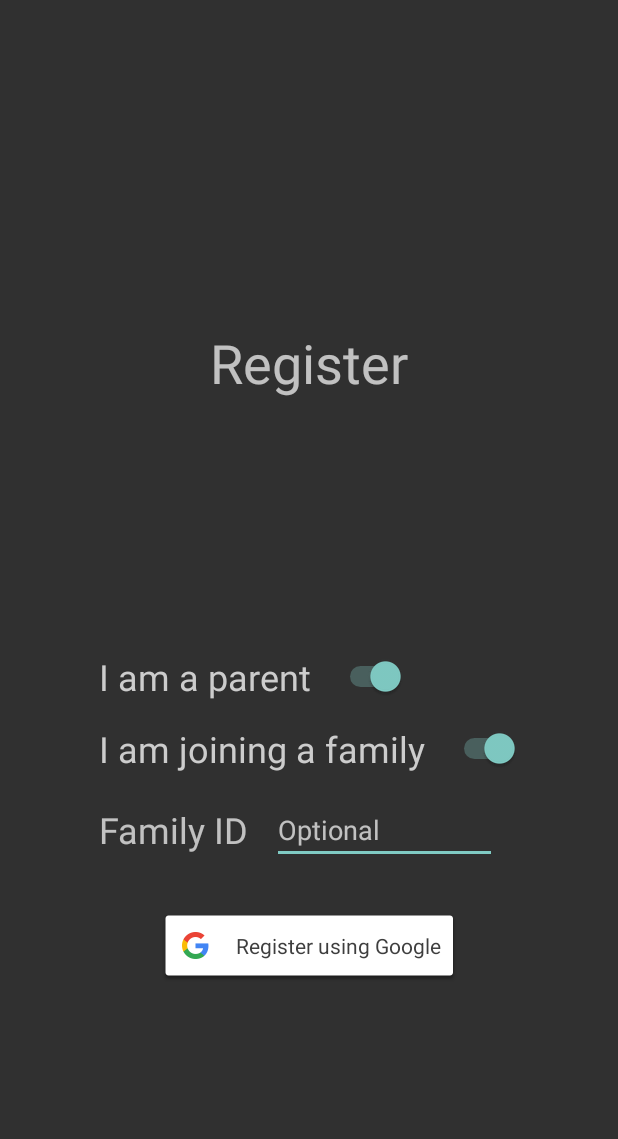
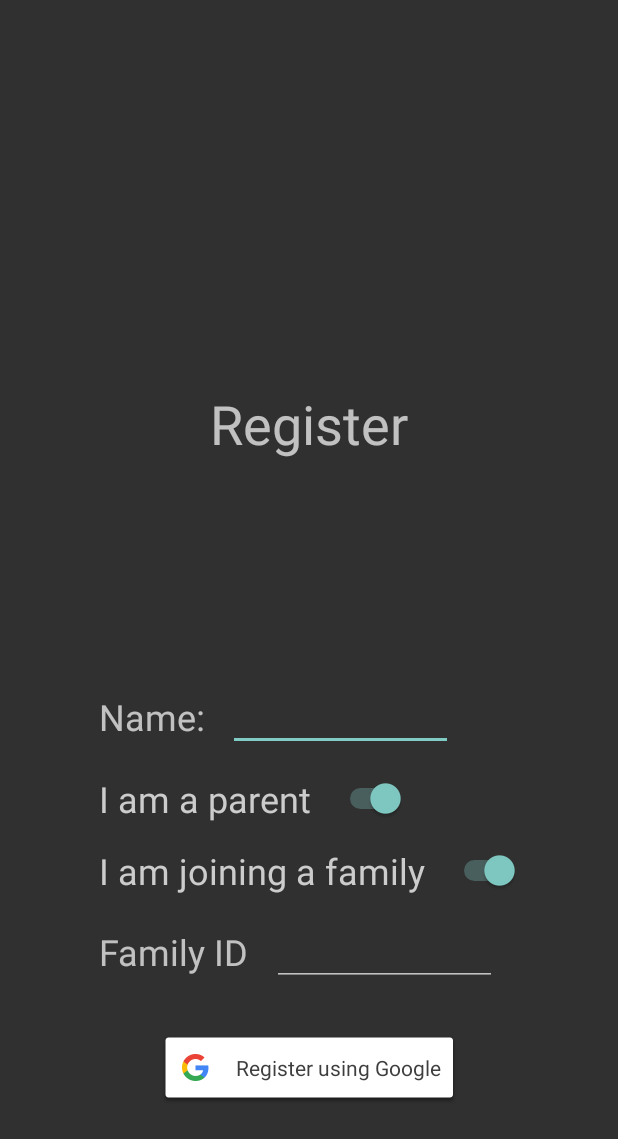
Before and after one commit to jhwblender/Homeschoolr, an Android app: the screen it shows after launch (RegisterActivity), after a tap on "Register", on a phone screen of 412 x 824 dp. Shown: the top 1139 px of the screen. Run offline under Robolectric (Android 15) with nearby library versions, the phone set to English and light mode, and no system bars; our stand-ins replace Firebase (no records; nobody signed in at launch, a user with empty details on screens opened directly); Roboto replaces fonts that are not available here; 1 other tap on this screen came first.

Commit message:
- Added database flexibility - Added the ability to add a user if creating new family - Added more functions (loadingView and GoToActivity)

```diff
--- a/app/src/main/java/com/EventHorizon/homeschoolr/DatabaseListener.java
+++ b/app/src/main/java/com/EventHorizon/homeschoolr/DatabaseListener.java
@@ -3,6 +3,7 @@ package com.EventHorizon.homeschoolr;
 import com.google.android.gms.tasks.Task;
 import com.google.firebase.firestore.DocumentSnapshot;
 
-public interface DatabaseListener {
-    public void onDatabaseResult(DatabaseTask taskName, Task<DocumentSnapshot> task);
+public interface DatabaseListener{
+    public void onDatabaseResultR(DatabaseTask taskName, Task<DocumentSnapshot> task);
+    public void onDatabaseResultW(DatabaseTask taskName, Task<Void> task);
 }
--- a/app/src/main/java/com/EventHorizon/homeschoolr/DatabaseTask.java
+++ b/app/src/main/java/com/EventHorizon/homeschoolr/DatabaseTask.java
@@ -1,5 +1,7 @@
 package com.EventHorizon.homeschoolr;
 
 public enum DatabaseTask {
-    CHECK_EMAIL
+    CHECK_EMAIL_EXISTS,
+    CHECK_FAMILY_ID_EXISTS,
+    CHECK_ADD_USER
 }
--- /dev/null
+++ b/app/src/main/java/com/EventHorizon/homeschoolr/Functions.java
@@ -0,0 +1,37 @@
+package com.EventHorizon.homeschoolr;
+
+import android.app.Activity;
+import android.content.Context;
+import android.content.Intent;
+import android.util.AttributeSet;
+import android.view.View;
+import android.view.WindowManager;
+import android.widget.LinearLayout;
+import android.widget.ProgressBar;
+import android.widget.Toast;
+
+import androidx.constraintlayout.widget.ConstraintLayout;
+import androidx.constraintlayout.widget.ConstraintSet;
+
+public class Functions {
+    public static void showMessage(String message, Context context, boolean lengthLong){
+        int duration = lengthLong? Toast.LENGTH_LONG : Toast.LENGTH_SHORT;
+        Toast toast = Toast.makeText(context, message,duration);
+        toast.show();
+    }
+    public static void goToActivity(Class activity, Context context){
+        Intent intent = new Intent(context, activity);
+        context.startActivity(intent);
+    }
+
+    //displays loading
+    public static void loadingView(boolean isLoading, Activity context){
+        context.findViewById(R.id.loadingSymbol)
+                .setVisibility(isLoading? View.VISIBLE : View.INVISIBLE);
+        if(isLoading)
+           context.getWindow().setFlags(WindowManager.LayoutParams.FLAG_NOT_TOUCHABLE,
+                    WindowManager.LayoutParams.FLAG_NOT_TOUCHABLE);
+        else
+            context.getWindow().clearFlags(WindowManager.LayoutParams.FLAG_NOT_TOUCHABLE);
+    }
+}
--- a/app/src/main/java/com/EventHorizon/homeschoolr/SettingsActivity.java
+++ b/app/src/main/java/com/EventHorizon/homeschoolr/SettingsActivity.java
@@ -18,11 +18,14 @@ public class SettingsActivity extends AppCompatActivity {
 
         google = new Google(this);
 
-        nameView = findViewById(R.id.name);
+        nameView = findViewById(R.id.nameView);
         nameView.setText("Email: "+google.getEmail());
         emailView = findViewById(R.id.email);
         emailView.setText("Name: "+google.getGivenName());
     }
+
+    //todo add delete account
+    //todo add name pulled from database
 
     //Logout button clicked
     public void logout(View view){
--- a/app/src/main/res/layout/activity_register.xml
+++ b/app/src/main/res/layout/activity_register.xml
@@ -2,8 +2,11 @@
 <androidx.constraintlayout.widget.ConstraintLayout xmlns:android="http://schemas.android.com/apk/res/android"
     xmlns:app="http://schemas.android.com/apk/res-auto"
     xmlns:tools="http://schemas.android.com/tools"
+    android:id="@+id/main"
     android:layout_width="match_parent"
     android:layout_height="match_parent"
+    android:clickable="false"
+    android:focusable="auto"
     tools:context=".RegisterActivity">
 
     <Button
@@ -20,14 +23,15 @@
         app:layout_constraintBottom_toBottomOf="parent"
         app:layout_constraintEnd_toEndOf="parent"
         app:layout_constraintStart_toStartOf="parent"
-        app:layout_constraintTop_toBottomOf="@+id/loadingSymbol" />
+        app:layout_constraintTop_toBottomOf="@+id/loadingSymbol"
+        app:layout_constraintVertical_bias="0.74" />
 
     <TextView
         android:id="@+id/RegisterText"
         android:layout_width="wrap_content"
         android:layout_height="wrap_content"
         android:gravity="center|center_vertical"
-        android:text="@string/textRegister"
+        android:text="@string/register"
         android:textSize="36sp"
         app:layout_constraintBottom_toTopOf="@+id/joiningFamilySwitch"
         app:layout_constraintEnd_toEndOf="parent"
@@ -46,20 +50,6 @@
         app:layout_constraintTop_toTopOf="parent" />
 
     <Switch
-        android:id="@+id/joiningFamilySwitch"
-        android:layout_width="wrap_content"
-        android:layout_height="wrap_content"
-        android:layout_marginBottom="15dp"
-        android:checked="true"
-        android:onClick="joiningFamilySwitched"
-        android:switchPadding="15sp"
-        android:text="@string/joiningFamily"
-        android:textColor="#CCCCCC"
-        android:textSize="24sp"
-        app:layout_constraintBottom_toTopOf="@+id/familyIDRow"
-        app:layout_constraintStart_toStartOf="@+id/familyIDRow" />
-
-    <Switch
         android:id="@+id/amParentSwitch"
         android:layout_width="wrap_content"
         android:layout_height="wrap_content"
@@ -73,7 +63,49 @@
         android:textSize="24sp"
         app:layout_constraintBottom_toTopOf="@+id/joiningFamilySwitch"
         app:layout_constraintStart_toStartOf="@+id/joiningFamilySwitch"
-        tools:text="@string/textAmParent" />
+        tools:text="@string/amParent" />
+
+    <Switch
+        android:id="@+id/joiningFamilySwitch"
+        android:layout_width="wrap_content"
+        android:layout_height="wrap_content"
+        android:layout_marginBottom="15dp"
+        android:checked="true"
+        android:clickable="true"
+        android:focusable="true"
+        android:switchPadding="15sp"
+        android:text="@string/joiningFamily"
+        android:textColor="#CCCCCC"
+        android:textSize="24sp"
+        app:layout_constraintBottom_toTopOf="@+id/familyIDRow"
+        app:layout_constraintStart_toStartOf="@+id/familyIDRow" />
+
+    <TableRow
+        android:layout_width="wrap_content"
+        android:layout_height="wrap_content"
+        android:layout_marginBottom="15dp"
+        app:layout_constraintBottom_toTopOf="@+id/amParentSwitch"
+        app:layout_constraintStart_toStartOf="@+id/amParentSwitch">
+
+        <TextView
+            android:layout_width="wrap_content"
+            android:layout_height="wrap_content"
+            android:layout_gravity="center"
+            android:text="@string/name"
+            android:textSize="24sp" />
+
+        <EditText
+            android:id="@+id/nameView"
+            android:layout_width="150sp"
+            android:layout_height="wrap_content"
+            android:layout_marginLeft="15sp"
+            android:layout_marginRight="15sp"
+            android:autofillHints=""
+            android:ems="10"
+            android:hint="@string/empty"
+            android:inputType="text"
+            android:textSize="18sp" />
+    </TableRow>
 
     <TableRow
         android:id="@+id/familyIDRow"
@@ -89,7 +121,7 @@
             android:layout_width="wrap_content"
             android:layout_height="wrap_content"
             android:layout_gravity="center"
-            android:text="@string/textFamilyID"
+            android:text="@string/familyID"
             android:textSize="24sp" />
 
         <EditText
@@ -100,9 +132,8 @@
             android:layout_marginRight="15sp"
             android:autofillHints=""
             android:ems="10"
-            android:hint="@string/textOptional"
-            android:inputType="number"
-            android:maxLength="4"
+            android:hint="@string/empty"
+            android:inputType="text"
             android:textSize="18sp" />
 
     </TableRow>
--- a/app/src/main/res/values/strings.xml
+++ b/app/src/main/res/values/strings.xml
@@ -1,21 +1,27 @@
 <resources>
     <string name="app_name">Homeschoolr</string>
     <!-- LoginActivity -->
-    <string name="textWelcome">Welcome to Homeschoolr</string>
+    <string name="welcomeMessage">Welcome to Homeschoolr</string>
     <string name="googleLoginButton">Login</string>
     <!-- RegisterActivity -->
     <string name="googleRegisterButton">Register using Google</string>
-    <string name="textRegister">Register</string>
-    <string name="textPassword">Password: </string>
-    <string name="textFamilyID">Family ID</string>
-    <string name="textOptional">Optional</string>
-    <string name="textAmLearner">I am a learner</string>
-    <string name="textAmParent">I am a parent</string>
+    <string name="register">Register</string>
+    <string name="password">Password: </string>
+    <string name="familyID">Family ID</string>
+    <string name="optional">Optional</string>
+    <string name="amLearner">I am a learner</string>
+    <string name="amParent">I am a parent</string>
     <string name="joiningFamily">I am joining a family</string>
+    <string name="emailExists">This email is already registered:\nLogging in...</string>
+    <string name="familyIDExists">sorry, this family ID is already taken</string>
+    <string name="familyIDError">Family ID expecting at least 1 character</string>
+    <string name="empty"> </string>
     <!-- SettingsActivity -->
-    <string name="textSettings">Settings</string>
-    <string name="textAccountSettings">Account Settings</string>
-    <string name="textLogout">Log Out</string>
-    <string name="textName">Name: </string>
-    <string name="textEmail">Email: </string>
+    <string name="settings">Settings</string>
+    <string name="accountSettings">Account Settings</string>
+    <string name="signOut">Sign out</string>
+    <string name="deleteAccount">Delete account</string>
+    <string name="name">Name: </string>
+    <string name="change">Change</string>
+    <string name="email">Email: </string>
 </resources>
```
Also changed, not shown: app/src/main/java/com/EventHorizon/homeschoolr/Database.java (+80 -8 lines), app/src/main/java/com/EventHorizon/homeschoolr/Google.java (+5 -3 lines), app/src/main/java/com/EventHorizon/homeschoolr/LoginActivity.java (+16 -23 lines), app/src/main/java/com/EventHorizon/homeschoolr/PopupMessage.java (deleted, +0 -12 lines), app/src/main/java/com/EventHorizon/homeschoolr/RegisterActivity.java (+88 -15 lines), app/src/main/res/layout/activity_login.xml (+6 -4 lines), app/src/main/res/layout/activity_settings.xml (+47 -17 lines).
